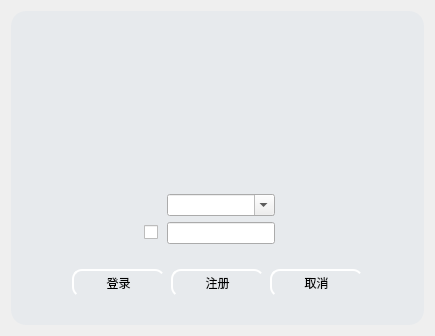
First picture: the form in QQdemo/logindialog.ui, repository Mine268/chatroom_qt, before the edit.
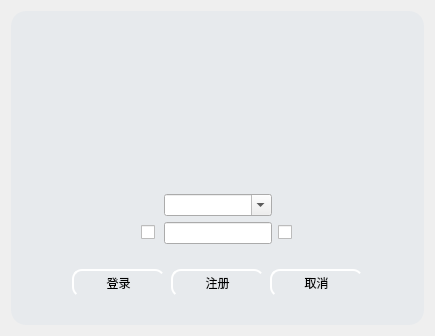
Second picture: the form after the edit. Icons and pictures are not drawn.

```diff
--- a/QQdemo/logindialog.ui
+++ b/QQdemo/logindialog.ui
@@ -191,6 +191,16 @@
             </property>
            </widget>
           </item>
+          <item row="1" column="2">
+           <widget class="QCheckBox" name="remember">
+            <property name="toolTip">
+             <string>记住密码</string>
+            </property>
+            <property name="text">
+             <string/>
+            </property>
+           </widget>
+          </item>
          </layout>
         </item>
         <item>
```
Left out of the diff: 3 changed lines with no effect on the pictures.
